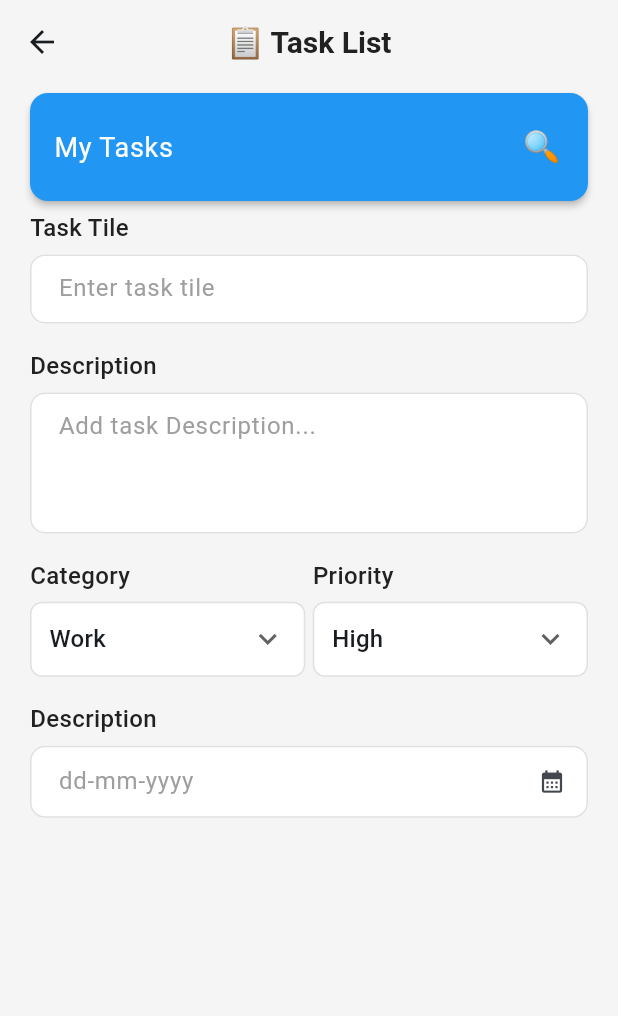
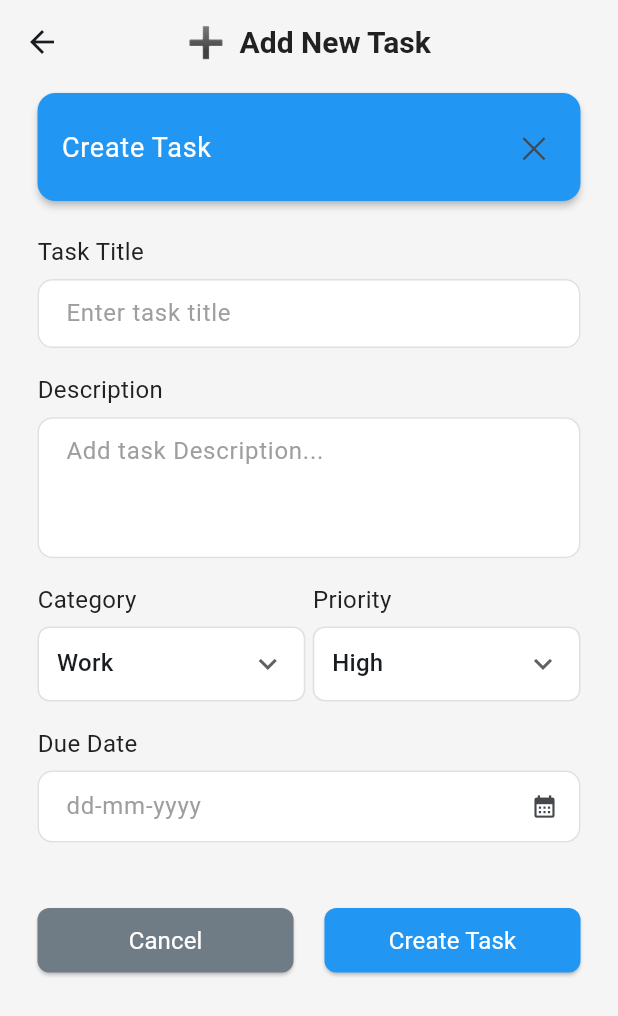
Before and after one commit to darshan9327/TaskFlow, a Flutter app: the TaskListScreen screen opened directly, after a tap on the "add" icon, on a phone screen of 412 x 824 dp. Shown: the top 1016 px of the screen. Run offline on Flutter 3.47's test engine with Material 3 defaults, Android fonts, the phone set to English and light mode, and no system bars; our stand-ins replace get.

Commit message:
Full Completed static design

```diff
--- a/lib/presentation/common_widgets/appbar.dart
+++ b/lib/presentation/common_widgets/appbar.dart
@@ -29,7 +29,6 @@ class CommonAppBar extends StatelessWidget implements PreferredSizeWidget {
       backgroundColor: backgroundColor,
       elevation: 0,
       actions: actions,
-      // leading: leading ? InkWell(onTap: () => Get.back(), child: Icon(Icons.arrow_back, color: AppColors.white)) : null,
     );
   }
 
--- a/lib/presentation/common_widgets/list_tile.dart
+++ b/lib/presentation/common_widgets/list_tile.dart
@@ -22,7 +22,7 @@ class CommonListTile extends StatelessWidget {
         subtitle:
             subtitle == null
                 ? null
-                : Text(subtitle!, style: AppTextStyles.heading4.copyWith(color: Colors.white, fontSize: 13, fontWeight: FontWeight.w300)),
+                : Text(subtitle!, style: AppTextStyles.body.copyWith(color: Colors.white, fontSize: 13, fontWeight: FontWeight.w300)),
         trailing: SizedBox(
           width: 30,
           height: 30,
--- a/lib/presentation/common_widgets/task_tile.dart
+++ b/lib/presentation/common_widgets/task_tile.dart
@@ -1,57 +1,75 @@
 import 'package:flutter/material.dart';
 import 'package:task_flow/presentation/theme/app_theme.dart';
 
-class TaskCard extends StatefulWidget {
+class TaskCard extends StatelessWidget {
   final String title;
   final String time;
+  final String status; // ✅ "pending" or "completed"
   final Color? color;
   final bool showCheckbox;
+  final ValueChanged<bool?>? onStatusChanged;
+  final VoidCallback? onTap;
 
-  const TaskCard({super.key, required this.title, required this.time, this.color, this.showCheckbox = false});
-
-  @override
-  State<TaskCard> createState() => _TaskCardState();
-}
-
-class _TaskCardState extends State<TaskCard> {
-  bool isChecked = false; // local state for checkbox
+  const TaskCard({
+    super.key,
+    required this.title,
+    required this.time,
+    required this.status,
+    this.color,
+    this.showCheckbox = false,
+    this.onStatusChanged,
+    this.onTap,
+  });
 
   @override
   Widget build(BuildContext context) {
+    final isCompleted = status == "completed";
+
     return Container(
       margin: const EdgeInsets.only(bottom: 16),
       decoration: BoxDecoration(
         color: Colors.white,
         borderRadius: BorderRadius.circular(12),
-        border: Border(left: BorderSide(color: widget.color ?? AppColors.secondary, width: 4)),
-        boxShadow: [BoxShadow(color: Colors.grey.withAlpha(50), spreadRadius: 1, blurRadius: 4)],
+        border: Border(
+          left: BorderSide(color: color ?? AppColors.secondary, width: 4),
+        ),
+        boxShadow: [
+          BoxShadow(
+            color: Colors.grey.withAlpha(50),
+            spreadRadius: 1,
+            blurRadius: 4,
+          )
+        ],
       ),
       child: ListTile(
         contentPadding: const EdgeInsets.symmetric(horizontal: 16, vertical: 8),
         title: Text(
-          widget.title,
+          title,
           style: TextStyle(
             fontWeight: FontWeight.w600,
-            decoration: isChecked ? TextDecoration.lineThrough : null,
-            color: isChecked ? Colors.grey : Colors.black,
+            decoration: isCompleted ? TextDecoration.lineThrough : null,
+            color: isCompleted ? Colors.grey : Colors.black,
           ),
         ),
         subtitle: Text(
-          widget.time,
-          style: TextStyle(decoration: isChecked ? TextDecoration.lineThrough : null, color: isChecked ? Colors.grey : Colors.black54),
+          "$time • ${isCompleted ? "Completed" : "Pending"}",
+          style: TextStyle(
+            decoration: isCompleted ? TextDecoration.lineThrough : null,
+            color: isCompleted ? Colors.grey : Colors.black54,
+          ),
         ),
-        leading:
-            widget.showCheckbox
-                ? Checkbox(
-                  value: isChecked,
-                  onChanged: (value) {
-                    setState(() {
-                      isChecked = value ?? false;
-                    });
-                  },
-                  activeColor: widget.color ?? AppColors.secondary,
-                )
-                : Container(width: 10, height: 10, decoration: BoxDecoration(color: widget.color, shape: BoxShape.circle)),
+        leading: showCheckbox
+            ? Checkbox(
+          value: isCompleted,
+          onChanged: onStatusChanged,
+          activeColor: color ?? AppColors.secondary,
+        )
+            : Container(
+          width: 10,
+          height: 10,
+          decoration: BoxDecoration(color: color, shape: BoxShape.circle),
+        ),
+        onTap: onTap,
       ),
     );
   }
--- a/lib/presentation/common_widgets/text_form_field.dart
+++ b/lib/presentation/common_widgets/text_form_field.dart
@@ -57,7 +57,7 @@ class CommonTextFormField extends StatelessWidget {
         hintText: hintText,
         hintStyle: TextStyle(color: hintColor ?? Colors.grey.shade500, fontSize: 16),
 
-        focusedBorder: OutlineInputBorder(borderRadius: BorderRadius.circular(10), borderSide: BorderSide(color: Colors.grey.shade300, width: 1)),
+        focusedBorder: OutlineInputBorder(borderRadius: BorderRadius.circular(10), borderSide: BorderSide(color: AppColors.primary, width: 1)),
         enabledBorder: OutlineInputBorder(borderRadius: BorderRadius.circular(10), borderSide: BorderSide(color: Colors.grey.shade300, width: 1)),
         errorBorder: OutlineInputBorder(borderRadius: BorderRadius.circular(10), borderSide: BorderSide(color: AppColors.error, width: 1)),
         focusedErrorBorder: OutlineInputBorder(borderRadius: BorderRadius.circular(10), borderSide: BorderSide(color: AppColors.error, width: 1)),
--- a/lib/presentation/screens/add_new_task/add_task_screen.dart
+++ b/lib/presentation/screens/add_new_task/add_task_screen.dart
@@ -1,5 +1,6 @@
 import 'package:flutter/material.dart';
 import 'package:get/get.dart';
+import 'package:task_flow/presentation/common_widgets/button.dart';
 
 import '../../common_widgets/appbar.dart';
 import '../../common_widgets/list_tile.dart';
@@ -28,20 +29,21 @@ class _AddTaskScreenState extends State<AddTaskScreen> {
   @override
   Widget build(BuildContext context) {
     return Scaffold(
-      appBar: CommonAppBar(title: "📋 Task List"),
+      appBar: CommonAppBar(title: "➕  Add New Task"),
       body: SingleChildScrollView(
         child: Padding(
-          padding: const EdgeInsets.symmetric(horizontal: 20),
+          padding: const EdgeInsets.symmetric(horizontal: 25),
           child: Column(
             children: [
-              CommonListTile(title: "My Tasks", onTap: () {}, text: "🔍"),
-              Align(alignment: Alignment.topLeft, child: Text("Task Tile", style: AppTextStyles.heading4)),
+              CommonListTile(title: "Create Task", onTap: () {}, text: "✕"),
+              SizedBox(height: Get.height * 0.020),
+              Align(alignment: Alignment.topLeft, child: Text("Task Title", style: AppTextStyles.body)),
               SizedBox(height: Get.height * 0.008),
 
-              CommonTextFormField(controller: taskTileController, hintText: "Enter task tile"),
+              CommonTextFormField(controller: taskTileController, hintText: "Enter task title"),
               SizedBox(height: Get.height * 0.020),
 
-              Align(alignment: Alignment.topLeft, child: Text("Description", style: AppTextStyles.heading4)),
+              Align(alignment: Alignment.topLeft, child: Text("Description", style: AppTextStyles.body)),
               SizedBox(height: Get.height * 0.008),
 
               CommonTextFormField(controller: descriptionController, hintText: "Add task Description...", maxLines: 3, maxLength: 50),
@@ -57,15 +59,39 @@ class _AddTaskScreenState extends State<AddTaskScreen> {
               ),
               SizedBox(height: Get.height * 0.020),
 
-              Align(alignment: Alignment.topLeft, child: Text("Description", style: AppTextStyles.heading4)),
+              Align(alignment: Alignment.topLeft, child: Text("Due Date", style: AppTextStyles.body)),
               SizedBox(height: Get.height * 0.008),
 
               CommonTextFormField(
                 controller: dateController,
                 hintText: "dd-mm-yyyy",
                 readonly: true,
-                suffix: InkWell(onTap: () {}, overlayColor: WidgetStateColor.transparent, child: Icon(Icons.calendar_month)),
+                suffix: InkWell(
+                  onTap: () async {
+                    DateTime? picked = await showDatePicker(
+                      context: context,
+                      initialDate: DateTime.now(),
+                      firstDate: DateTime(2000),
+                      lastDate: DateTime(2100),
+                    );
+                    if (picked != null) {
+                      setState(() {
+                        dateController.text = "${picked.day} / ${picked.month} / ${picked.year}";
+                      });
+                    }
+                  },
+                  overlayColor: WidgetStateColor.transparent,
+                  child: const Icon(Icons.calendar_month),
+                ),
               ),
+              SizedBox(height: Get.height * 0.050),
+              Row(
+                children: [
+                  Expanded(child: CommonContainer(text: "Cancel", onPressed: (){Get.back();},color: AppColors.third,)),
+                  SizedBox(width: Get.width * 0.050),
+                  Expanded(child: CommonContainer(text: "Create Task", onPressed: (){}, color: AppColors.primary,)),
+                ],
+              )
             ],
           ),
         ),
--- a/lib/presentation/screens/add_new_task/widgets/drop_down_page.dart
+++ b/lib/presentation/screens/add_new_task/widgets/drop_down_page.dart
@@ -6,7 +6,7 @@ Widget buildDropdown(String label, List<String> items, String selected, Function
   return Column(
     crossAxisAlignment: CrossAxisAlignment.start,
     children: [
-      Text(label, style: AppTextStyles.heading4),
+      Text(label, style: AppTextStyles.body),
       SizedBox(height: 6),
       Container(
         padding: EdgeInsets.symmetric(horizontal: 12),
--- a/lib/presentation/screens/dashboard/dashboard.dart
+++ b/lib/presentation/screens/dashboard/dashboard.dart
@@ -3,6 +3,7 @@ import 'package:get/get.dart';
 import 'package:task_flow/presentation/common_widgets/list_tile.dart';
 import 'package:task_flow/presentation/screens/add_new_task/add_task_screen.dart';
 import 'package:task_flow/presentation/screens/profile/profile_screen.dart';
+import 'package:task_flow/presentation/screens/task_detail_screen/task_detail_screen.dart';
 import 'package:task_flow/presentation/screens/task_list/task_list_screen.dart';
 
 import '../../common_widgets/appbar.dart';
@@ -28,7 +29,7 @@ class _DashboardState extends State<Dashboard> {
       appBar: CommonAppBar(
         title: "🔐 Dashboard",
         actions: [
-          InkWell(onTap: () => Get.to(ProfileScreen()), child: Padding(padding: const EdgeInsets.only(right: 20.0), child: Icon(Icons.settings))),
+          InkWell(onTap: () => Get.to(ProfileScreen()), child: Padding(padding: const EdgeInsets.only(right: 20.0), child: Icon(Icons.person))),
         ],
       ),
       floatingActionButton: Container(
@@ -45,7 +46,7 @@ class _DashboardState extends State<Dashboard> {
       ),
       body: SingleChildScrollView(
         child: Padding(
-          padding: const EdgeInsets.symmetric(horizontal: 20),
+          padding: const EdgeInsets.symmetric(horizontal: 25),
           child: Column(
             children: [
               CommonListTile(title: "Good Morning!", onTap: () {}, text: "🔔", subtitle: "John Doe"),
@@ -58,16 +59,18 @@ class _DashboardState extends State<Dashboard> {
                 mainAxisSpacing: 15,
                 childAspectRatio: 1.5,
                 children: [
-                  StatCard(title: "Total Tasks", value: "12", onPressed: () => Get.to(TaskListScreen())),
-                  StatCard(title: "Completed", value: "8"),
-                  StatCard(title: "Pending", value: "4"),
+                  StatCard(title: "Total Tasks", value: "12", onPressed: () => Get.to(() => TaskListScreen(), arguments: 0)),
+                  StatCard(title: "Completed", value: "8",onPressed: () => Get.to(() => TaskListScreen(), arguments: 2)),
+                  StatCard(title: "Pending", value: "4", onPressed: () => Get.to(() => TaskListScreen(), arguments: 1)),
                 ],
               ),
               SizedBox(height: Get.height * 0.020),
-              Align(alignment: Alignment.topLeft, child: Text("Today's Tasks", style: AppTextStyles.heading4)),
+              Align(alignment: Alignment.topLeft, child: Text("Today's Tasks", style: AppTextStyles.body)),
               SizedBox(height: Get.height * 0.008),
               ...tasks.map((task) {
-                return TaskCard(title: task['title']!, time: task['time']!, color: task['color']!);
+                return TaskCard(title: task['title']!, time: task['time']!, color: task['color']!,onTap: (){
+                  Get.to(TaskDetailScreen(title: task['title'], description: "ABC", category: "Work", priority: "High", dueDate: task['time']));
+                }, status: '',);
               }),
             ],
           ),
--- a/lib/presentation/screens/task_list/task_list_screen.dart
+++ b/lib/presentation/screens/task_list/task_list_screen.dart
@@ -5,6 +5,7 @@ import '../../common_widgets/appbar.dart';
 import '../../common_widgets/list_tile.dart';
 import '../../common_widgets/task_tile.dart';
 import '../../theme/app_theme.dart';
+import '../task_detail_screen/task_detail_screen.dart';
 
 class TaskListScreen extends StatefulWidget {
   const TaskListScreen({super.key});
@@ -22,6 +23,8 @@ class _TaskListScreenState extends State<TaskListScreen> with SingleTickerProvid
   void initState() {
     super.initState();
     _tabController = TabController(length: tabs.length, vsync: this);
+    final initialIndex = Get.arguments ?? 0;
+    _tabController.index = initialIndex;
   }
 
   @override
@@ -31,10 +34,35 @@ class _TaskListScreenState extends State<TaskListScreen> with SingleTickerProvid
   }
 
   final List<Map<String, dynamic>> tasks = [
-    {'title': 'Database Schema Design', 'time': 'Work • High Priority'},
-    {'title': 'Flutter UI Implementation', 'time': 'Personal • Medium Priority'},
-    {'title': 'Setup Firebase Project', 'time': 'Work • Completed'},
+    {
+      'title': 'Database Schema Design',
+      'time': 'Work • High Priority',
+      'description': 'Design relational schema for project database.',
+      'category': 'Work',
+      'priority': 'High',
+      'dueDate': '28-09-2025',
+      'status': 'pending',
+    },
+    {
+      'title': 'Flutter UI Implementation',
+      'time': 'Personal • Medium Priority',
+      'description': 'Implement main dashboard UI in Flutter.',
+      'category': 'Personal',
+      'priority': 'Medium',
+      'dueDate': '30-09-2025',
+      'status': 'pending',
+    },
+    {
+      'title': 'Setup Firebase Project',
+      'time': 'Work • Completed',
+      'description': 'Initialize Firebase project and link with app.',
+      'category': 'Work',
+      'priority': 'Low',
+      'dueDate': '25-09-2025',
+      'status': 'completed',
+    },
   ];
+
   @override
   Widget build(BuildContext context) {
     return Scaffold(
@@ -45,9 +73,9 @@ class _TaskListScreenState extends State<TaskListScreen> with SingleTickerProvid
           padding: const EdgeInsets.all(10),
           child: InkWell(
             onTap: () {
-              Get.to(AddTaskScreen());
+              Get.to(const AddTaskScreen());
             },
-            child: Icon(Icons.add, color: AppColors.white),
+            child: const Icon(Icons.add, color: AppColors.white),
           ),
         ),
       ),
@@ -57,6 +85,7 @@ class _TaskListScreenState extends State<TaskListScreen> with SingleTickerProvid
           children: [
             CommonListTile(title: "My Tasks", onTap: () {}, text: "🔍"),
             SizedBox(height: Get.height * 0.020),
+
             Container(
               height: 55,
               decoration: BoxDecoration(color: Colors.grey[200], borderRadius: BorderRadius.circular(22)),
@@ -67,24 +96,19 @@ class _TaskListScreenState extends State<TaskListScreen> with SingleTickerProvid
                 labelColor: Colors.white,
                 unselectedLabelColor: Colors.black,
                 indicatorSize: TabBarIndicatorSize.tab,
-                indicatorPadding: EdgeInsets.symmetric(vertical: 5, horizontal: 5),
+                indicatorPadding: const EdgeInsets.symmetric(vertical: 5, horizontal: 5),
                 overlayColor: WidgetStateColor.transparent,
                 dividerColor: Colors.transparent,
               ),
             ),
-            SizedBox(height: 20),
+            const SizedBox(height: 20),
             Expanded(
               child: TabBarView(
                 controller: _tabController,
                 children: [
-                  ListView(
-                    children:
-                        tasks.map((task) {
-                          return TaskCard(title: task['title']!, time: task['time']!, showCheckbox: true);
-                        }).toList(),
-                  ),
-                  Center(child: Text("Pending Items")),
-                  Center(child: Text("Completed Items")),
+                  _buildTaskList(tasks),
+                  _buildTaskList(tasks.where((t) => t['status'] == 'pending').toList()),
+                  _buildTaskList(tasks.where((t) => t['status'] == 'completed').toList()),
                 ],
               ),
             ),
@@ -93,4 +117,39 @@ class _TaskListScreenState extends State<TaskListScreen> with SingleTickerProvid
       ),
     );
   }
+
+  Widget _buildTaskList(List<Map<String, dynamic>> filteredTasks) {
+    if (filteredTasks.isEmpty) {
+      return const Center(child: Text("No tasks available"));
+    }
+    return ListView.builder(
+      itemCount: filteredTasks.length,
+      itemBuilder: (context, index) {
+        final task = filteredTasks[index];
+        return TaskCard(
+          title: task['title'],
+          time: task['time'],
+          status: task['status'],
+          showCheckbox: true,
+          onStatusChanged: (val) {
+            setState(() {
+              task['status'] = val! ? 'completed' : 'pending';
+            });
+          },
+          onTap: () {
+            Get.to(
+              TaskDetailScreen(
+                title: task['title'],
+                description: task['description'],
+                category: task['category'],
+                priority: task['priority'],
+                dueDate: task['dueDate'],
+                isCompleted: task['status'] == 'completed',
+              ),
+            );
+          },
+        );
+      },
+    );
+  }
 }
--- a/lib/presentation/theme/app_theme.dart
+++ b/lib/presentation/theme/app_theme.dart
@@ -19,8 +19,6 @@ class AppTextStyles {
 
   static const TextStyle heading3 = TextStyle(fontSize: 18, fontWeight: FontWeight.w500, color: AppColors.text);
 
-  static const TextStyle heading4 = TextStyle(fontSize: 16, fontWeight: FontWeight.w500, color: AppColors.text);
-
   static const TextStyle body = TextStyle(fontSize: 16, fontWeight: FontWeight.normal, color: AppColors.text);
 
   static const TextStyle caption = TextStyle(fontSize: 14, fontWeight: FontWeight.normal, color: AppColors.text);
```
Also changed, not shown: lib/presentation/screens/login_screen/login_screen.dart (+13 -6 lines), lib/presentation/screens/profile/profile_screen.dart (+18 -2 lines), lib/presentation/screens/task_detail_screen/task_detail_screen.dart (added, +109 -0 lines), lib/presentation/screens/user_details_screen/user_details_screen.dart (added, +172 -0 lines).
